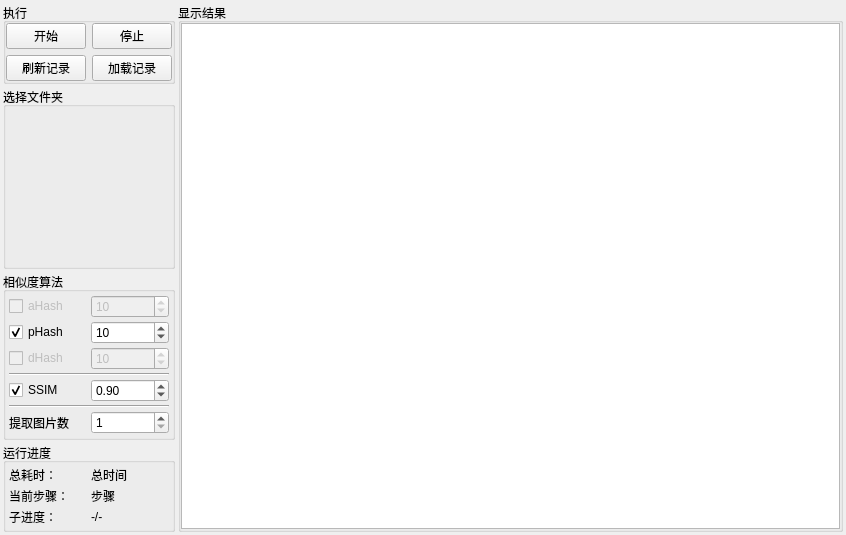
This is ui/ui_main.ui in PPJUST/ComicDup as Qt 5 draws it before an edit. The edited form follows.
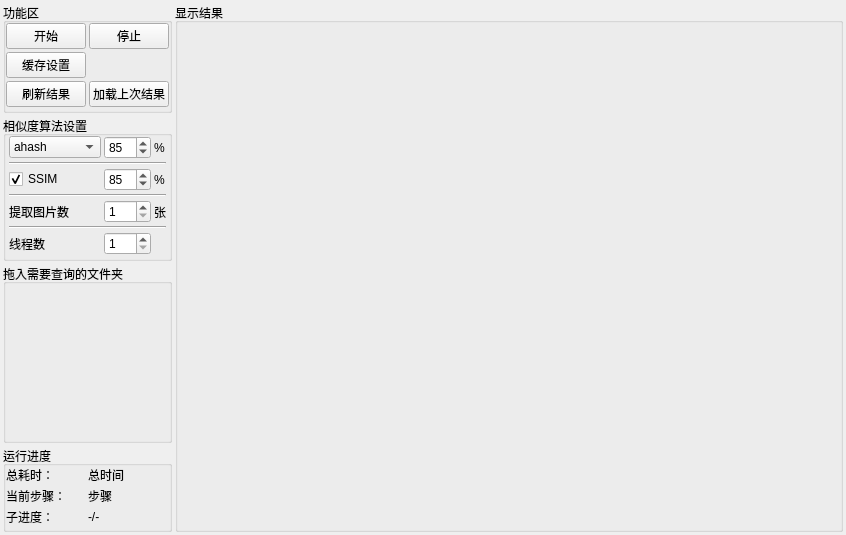
This is the edited form.

What changed in the file:
```diff
--- a/ui/ui_main.ui
+++ b/ui/ui_main.ui
@@ -31,7 +31,7 @@
      <number>3</number>
     </property>
     <item>
-     <layout class="QVBoxLayout" name="verticalLayout_3" stretch="0,1,0,0">
+     <layout class="QVBoxLayout" name="verticalLayout_3" stretch="0,0,1,0">
       <item>
        <widget class="QGroupBox" name="groupBox_button">
         <property name="focusPolicy">
@@ -41,7 +41,7 @@
          <bool>false</bool>
         </property>
         <property name="title">
-         <string>执行</string>
+         <string>功能区</string>
         </property>
         <property name="flat">
          <bool>false</bool>
@@ -57,83 +57,60 @@
           <number>0</number>
          </property>
          <property name="bottomMargin">
-          <number>0</number>
+          <number>3</number>
          </property>
-         <item row="0" column="1">
-          <widget class="QPushButton" name="pushButton_stop">
-           <property name="text">
-            <string>停止</string>
-           </property>
-          </widget>
-         </item>
-         <item row="0" column="0">
-          <widget class="QPushButton" name="pushButton_start">
-           <property name="text">
-            <string>开始</string>
-           </property>
-          </widget>
-         </item>
-         <item row="1" column="0">
+         <property name="spacing">
+          <number>3</number>
+         </property>
+         <item row="2" column="0">
           <widget class="QPushButton" name="pushButton_refresh_result">
            <property name="text">
-            <string>刷新记录</string>
+            <string>刷新结果</string>
            </property>
           </widget>
          </item>
-         <item row="1" column="1">
+         <item row="2" column="1">
           <widget class="QPushButton" name="pushButton_load_result">
            <property name="text">
-            <string>加载记录</string>
+            <string>加载上次结果</string>
            </property>
           </widget>
          </item>
-        </layout>
-       </widget>
-      </item>
-      <item>
-       <widget class="QGroupBox" name="groupBox_folderlist">
-        <property name="minimumSize">
-         <size>
-          <width>0</width>
-          <height>160</height>
-         </size>
-        </property>
-        <property name="maximumSize">
-         <size>
-          <width>180</width>
-          <height>16777215</height>
-         </size>
-        </property>
-        <property name="title">
-         <string>选择文件夹</string>
-        </property>
-        <layout class="QVBoxLayout" name="verticalLayout">
-         <property name="leftMargin">
-          <number>0</number>
-         </property>
-         <property name="topMargin">
-          <number>0</number>
-         </property>
-         <property name="rightMargin">
-          <number>0</number>
-         </property>
-         <property name="bottomMargin">
-          <number>0</number>
-         </property>
+         <item row="0" column="0">
+          <widget class="QPushButton" name="pushButton_start">
+           <property name="text">
+            <string>开始</string>
+           </property>
+          </widget>
+         </item>
+         <item row="0" column="1">
+          <widget class="QPushButton" name="pushButton_stop">
+           <property name="text">
+            <string>停止</string>
+           </property>
+          </widget>
+         </item>
+         <item row="1" column="0">
+          <widget class="QPushButton" name="pushButton_cache_setting">
+           <property name="text">
+            <string>缓存设置</string>
+           </property>
+          </widget>
+         </item>
         </layout>
        </widget>
       </item>
       <item>
        <widget class="QGroupBox" name="groupBox_similar">
         <property name="title">
-         <string>相似度算法</string>
+         <string>相似度算法设置</string>
         </property>
-        <layout class="QGridLayout" name="gridLayout">
+        <layout class="QGridLayout" name="gridLayout_4" columnstretch="1,0,0">
          <property name="leftMargin">
           <number>3</number>
          </property>
          <property name="topMargin">
-          <number>3</number>
+          <number>0</number>
          </property>
          <property name="rightMargin">
           <number>3</number>
@@ -144,88 +121,47 @@
          <property name="spacing">
           <number>3</number>
          </property>
-         <item row="0" column="0">
-          <widget class="QCheckBox" name="checkBox_ahash">
-           <property name="enabled">
-            <bool>false</bool>
-           </property>
-           <property name="toolTip">
-            <string>&lt;html&gt;&lt;head/&gt;&lt;body&gt;&lt;p&gt;均值哈希，计算最快。&lt;/p&gt;&lt;p&gt;差值为5时基本可以认定为两张图片相同。&lt;/p&gt;&lt;/body&gt;&lt;/html&gt;</string>
-           </property>
-           <property name="text">
-            <string>aHash</string>
-           </property>
-           <property name="checked">
-            <bool>false</bool>
-           </property>
-           <attribute name="buttonGroup">
-            <string notr="true">buttonGroup</string>
-           </attribute>
-          </widget>
-         </item>
-         <item row="1" column="1">
-          <widget class="QSpinBox" name="spinBox_threshold_phash">
-           <property name="maximum">
-            <number>30</number>
-           </property>
-           <property name="value">
-            <number>10</number>
-           </property>
-          </widget>
-         </item>
-         <item row="1" column="0">
-          <widget class="QCheckBox" name="checkBox_phash">
-           <property name="toolTip">
-            <string>&lt;html&gt;&lt;head/&gt;&lt;body&gt;&lt;p&gt;感知哈希，计算较慢但更加准确。&lt;/p&gt;&lt;p&gt;差值为5时基本可以认定为两张图片相同。&lt;/p&gt;&lt;/body&gt;&lt;/html&gt;</string>
-           </property>
-           <property name="text">
-            <string>pHash</string>
-           </property>
-           <property name="checkable">
-            <bool>true</bool>
-           </property>
-           <property name="checked">
-            <bool>true</bool>
-           </property>
-           <attribute name="buttonGroup">
-            <string notr="true">buttonGroup</string>
-           </attribute>
-          </widget>
-         </item>
-         <item row="5" column="0" colspan="2">
+         <item row="3" column="0" colspan="3">
           <widget class="Line" name="line_2">
            <property name="orientation">
             <enum>Qt::Horizontal</enum>
            </property>
           </widget>
          </item>
-         <item row="4" column="1">
-          <widget class="QDoubleSpinBox" name="doubleSpinBox_threshold_ssim">
-           <property name="decimals">
-            <number>2</number>
+         <item row="0" column="1">
+          <widget class="QSpinBox" name="spinBox_threshold_hash">
+           <property name="minimum">
+            <number>50</number>
            </property>
            <property name="maximum">
-            <double>1.000000000000000</double>
+            <number>100</number>
            </property>
-           <property name="singleStep">
-            <double>0.050000000000000</double>
-           </property>
            <property name="value">
-            <double>0.900000000000000</double>
+            <number>85</number>
            </property>
           </widget>
          </item>
-         <item row="6" column="1">
-          <widget class="QSpinBox" name="spinBox_extract_image_number">
+         <item row="2" column="1">
+          <widget class="QSpinBox" name="spinBox_threshold_ssim">
            <property name="minimum">
-            <number>1</number>
+            <number>50</number>
            </property>
            <property name="maximum">
-            <number>3</number>
+            <number>100</number>
            </property>
+           <property name="value">
+            <number>85</number>
+           </property>
           </widget>
          </item>
-         <item row="4" column="0">
+         <item row="4" column="2">
+          <widget class="QLabel" name="label_6">
+           <property name="text">
+            <string>张</string>
+           </property>
+          </widget>
+         </item>
+         <item row="2" column="0">
           <widget class="QCheckBox" name="checkBox_ssim">
            <property name="toolTip">
             <string>&lt;html&gt;&lt;head/&gt;&lt;body&gt;&lt;p&gt;结构相似性，越大越相似。&lt;/p&gt;&lt;/body&gt;&lt;/html&gt;</string>
@@ -238,7 +174,33 @@
            </property>
           </widget>
          </item>
-         <item row="6" column="0">
+         <item row="0" column="0">
+          <widget class="QComboBox" name="comboBox_hash">
+           <item>
+            <property name="text">
+             <string>ahash</string>
+            </property>
+           </item>
+           <item>
+            <property name="text">
+             <string>phash</string>
+            </property>
+           </item>
+           <item>
+            <property name="text">
+             <string>dhash</string>
+            </property>
+           </item>
+          </widget>
+         </item>
+         <item row="0" column="2">
+          <widget class="QLabel" name="label_9">
+           <property name="text">
+            <string>%</string>
+           </property>
+          </widget>
+         </item>
+         <item row="4" column="0">
           <widget class="QLabel" name="label">
            <property name="toolTip">
             <string>&lt;html&gt;&lt;head/&gt;&lt;body&gt;&lt;p&gt;从每个文件夹/压缩包中提取的图片数，提取数越多计算量越大（不止翻倍）&lt;/p&gt;&lt;/body&gt;&lt;/html&gt;</string>
@@ -248,58 +210,93 @@
            </property>
           </widget>
          </item>
-         <item row="0" column="1">
-          <widget class="QSpinBox" name="spinBox_threshold_ahash">
-           <property name="enabled">
-            <bool>false</bool>
+         <item row="2" column="2">
+          <widget class="QLabel" name="label_5">
+           <property name="text">
+            <string>%</string>
            </property>
-           <property name="suffix">
-            <string/>
+          </widget>
+         </item>
+         <item row="4" column="1">
+          <widget class="QSpinBox" name="spinBox_extract_image_number">
+           <property name="minimum">
+            <number>1</number>
            </property>
            <property name="maximum">
-            <number>30</number>
-           </property>
-           <property name="value">
-            <number>10</number>
+            <number>3</number>
            </property>
           </widget>
          </item>
-         <item row="3" column="0" colspan="2">
+         <item row="1" column="0" colspan="3">
           <widget class="Line" name="line">
            <property name="orientation">
             <enum>Qt::Horizontal</enum>
            </property>
           </widget>
          </item>
-         <item row="2" column="0">
-          <widget class="QCheckBox" name="checkBox_dhash">
-           <property name="enabled">
-            <bool>false</bool>
+         <item row="6" column="1">
+          <widget class="QSpinBox" name="spinBox_thread_number">
+           <property name="minimum">
+            <number>1</number>
            </property>
+           <property name="maximum">
+            <number>4</number>
+           </property>
+          </widget>
+         </item>
+         <item row="5" column="0" colspan="3">
+          <widget class="Line" name="line_3">
+           <property name="orientation">
+            <enum>Qt::Horizontal</enum>
+           </property>
+          </widget>
+         </item>
+         <item row="6" column="0">
+          <widget class="QLabel" name="label_7">
            <property name="toolTip">
-            <string>&lt;html&gt;&lt;head/&gt;&lt;body&gt;&lt;p&gt;差值哈希，计算较慢但更加准确。&lt;/p&gt;&lt;p&gt;差值为5时基本可以认定为两张图片相同。&lt;/p&gt;&lt;/body&gt;&lt;/html&gt;</string>
+            <string>&lt;html&gt;&lt;head/&gt;&lt;body&gt;&lt;p&gt;从每个文件夹/压缩包中提取的图片数，提取数越多计算量越大（不止翻倍）&lt;/p&gt;&lt;/body&gt;&lt;/html&gt;</string>
            </property>
            <property name="text">
-            <string>dHash</string>
+            <string>线程数</string>
            </property>
-           <attribute name="buttonGroup">
-            <string notr="true">buttonGroup</string>
-           </attribute>
           </widget>
          </item>
-         <item row="2" column="1">
-          <widget class="QSpinBox" name="spinBox_threshold_dhash">
-           <property name="enabled">
-            <bool>false</bool>
-           </property>
-           <property name="maximum">
-            <number>30</number>
-           </property>
-           <property name="value">
-            <number>10</number>
-           </property>
-          </widget>
-         </item>
+        </layout>
+       </widget>
+      </item>
+      <item>
+       <widget class="QGroupBox" name="groupBox_folderlist">
+        <property name="minimumSize">
+         <size>
+          <width>0</width>
+          <height>160</height>
+         </size>
+        </property>
+        <property name="maximumSize">
+         <size>
+          <width>180</width>
+          <height>16777215</height>
+         </size>
+        </property>
+        <property name="title">
+         <string>拖入需要查询的文件夹</string>
+        </property>
+        <layout class="QVBoxLayout" name="verticalLayout">
+         <property name="spacing">
+          <number>3</number>
+         </property>
+         <property name="leftMargin">
+          <number>0</number>
+         </property>
+         <property name="topMargin">
+          <number>0</number>
+         </property>
+         <property name="rightMargin">
+          <number>0</number>
+         </property>
+         <property name="bottomMargin">
+          <number>3</number>
+         </property>
         </layout>
        </widget>
       </item>
@@ -310,10 +307,10 @@
         </property>
         <layout class="QGridLayout" name="gridLayout_2">
          <property name="leftMargin">
-          <number>3</number>
+          <number>0</number>
          </property>
          <property name="topMargin">
-          <number>3</number>
+          <number>0</number>
          </property>
          <property name="rightMargin">
           <number>3</number>
@@ -372,7 +369,7 @@
      </layout>
     </item>
     <item>
-     <widget class="QGroupBox" name="groupBox_result">
+     <widget class="QGroupBox" name="groupBox_comics">
       <property name="title">
        <string>显示结果</string>
       </property>
@@ -392,18 +389,6 @@
        <property name="bottomMargin">
         <number>0</number>
        </property>
-       <item>
-        <widget class="QTreeWidget" name="treeWidget_show">
-         <attribute name="headerVisible">
-          <bool>false</bool>
-         </attribute>
-         <column>
-          <property name="text">
-           <string notr="true">1</string>
-          </property>
-         </column>
-        </widget>
-       </item>
       </layout>
      </widget>
     </item>
```
Left out of the diff: 3 changed lines with no effect on the pictures.
